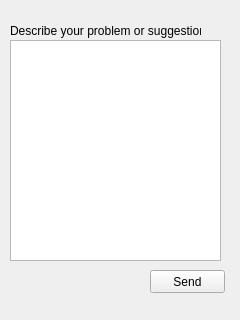
First picture: the form in gui/help.ui, repository dickreuter/Poker, before the edit.
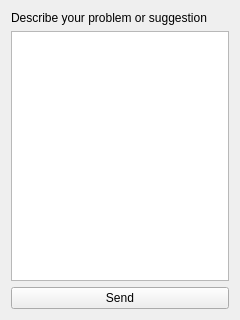
Second picture: the form after the edit.

What changed in the file:
```diff
--- a/gui/help.ui
+++ b/gui/help.ui
@@ -13,42 +13,25 @@
   <property name="windowTitle">
    <string>Form</string>
   </property>
+  <layout class="QGridLayout" name="gridLayout">
+   <item row="0" column="0">
   <widget class="QLabel" name="label_3">
-   <property name="geometry">
-    <rect>
-     <x>10</x>
-     <y>20</y>
-     <width>191</width>
-     <height>21</height>
-    </rect>
-   </property>
    <property name="text">
     <string>Describe your problem or suggestion</string>
    </property>
   </widget>
+   </item>
+   <item row="1" column="0">
+    <widget class="QPlainTextEdit" name="plainTextEdit"/>
+   </item>
+   <item row="2" column="0">
   <widget class="QPushButton" name="pushButton_send">
-   <property name="geometry">
-    <rect>
-     <x>150</x>
-     <y>270</y>
-     <width>75</width>
-     <height>23</height>
-    </rect>
-   </property>
    <property name="text">
     <string>Send</string>
    </property>
   </widget>
-  <widget class="QPlainTextEdit" name="plainTextEdit">
-   <property name="geometry">
-    <rect>
-     <x>10</x>
-     <y>40</y>
-     <width>211</width>
-     <height>221</height>
-    </rect>
-   </property>
-  </widget>
+   </item>
+  </layout>
  </widget>
  <resources/>
  <connections/>
```
Lines whose indentation alone changed are shown as unchanged.
